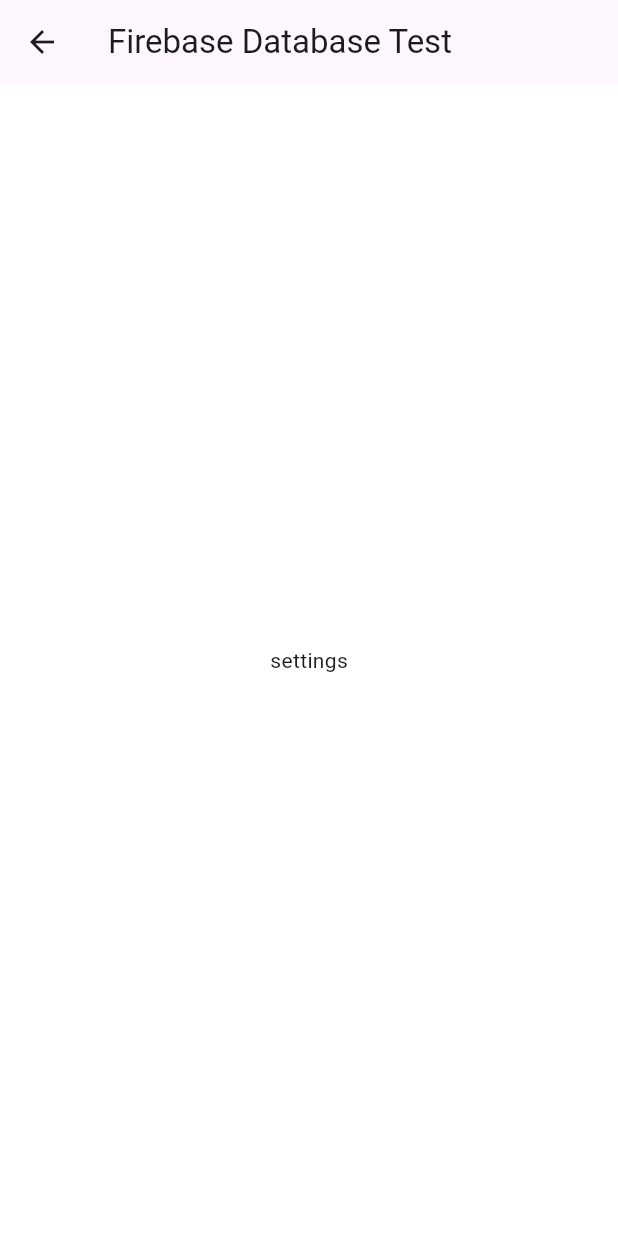
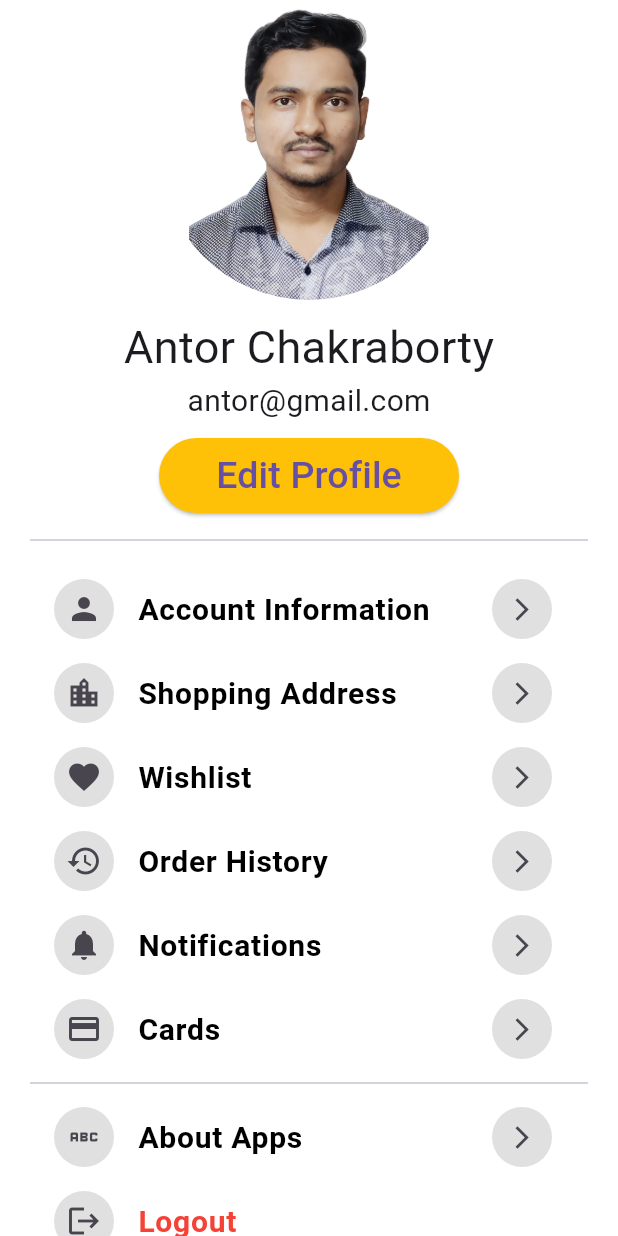
Before and after one commit to ant6000/footwear, a Flutter app: the Settings widget shown alone on an empty page, opened directly, on a phone screen of 412 x 824 dp. Run offline on Flutter 3.47's test engine with Material 2 defaults, Android fonts, the light colour scheme and no system bars; our stand-ins replace cloud_firestore, firebase_auth, firebase_core, firebase_database; accounts and stored records are empty; network calls fail.

Commit message:
profile page added

```diff
--- a/lib/main.dart
+++ b/lib/main.dart
@@ -34,10 +34,10 @@
       ),
       debugShowCheckedModeBanner: false,
       routes: {
-        '/': (_) => LogIn(),
-        '/homepage':(context) =>const HomePage(),
-        '/register':(context) => Register(),
-        '/login':(context) => LogIn(),
+        '/': (_) => HomePage(),
+        // '/homepage':(context) =>const HomePage(),
+        // '/register':(context) => Register(),
+        // '/login':(context) => LogIn(),
       },
     );
   }
--- a/lib/model/catagory_model.dart
+++ b/lib/model/catagory_model.dart
@@ -1,3 +1,5 @@
+import 'package:flutter/material.dart';
+
 class CatagoryModel {
   String name;
   String imageUrl;
@@ -5,11 +7,18 @@
   bool isSelected;
 
   CatagoryModel(
-  {required this.name, required this.imageUrl, required this.index,this.isSelected = false});
+      {required this.name,
+      required this.imageUrl,
+      required this.index,
+      this.isSelected = false});
 }
 
 final List<CatagoryModel> catagories = [
-  CatagoryModel(name: 'All Shoes', imageUrl: 'images/snikers1.png', index: 0, isSelected: true),
+  CatagoryModel(
+      name: 'All Shoes',
+      imageUrl: 'images/snikers1.png',
+      index: 0,
+      isSelected: true),
   CatagoryModel(name: 'Snikers', imageUrl: 'images/snikers1.png', index: 1),
   CatagoryModel(name: 'Sports', imageUrl: 'images/snikers3.png', index: 2),
   CatagoryModel(name: 'Loper', imageUrl: 'images/snikers4.png', index: 3),
@@ -25,3 +34,22 @@
 List<CatagoryModel> get getCategoriesList {
   return catagories;
 }
+
+class Settings {
+  String name;
+  String iconurl;
+  Settings(this.name, this.iconurl);
+}
+
+final List<Settings> settingslist = [
+  Settings('Edit Profile', 'Icons.settings'),
+  Settings('Shoping address', 'Icons.settings'),
+  Settings('Wishlist', 'Icons.settings'),
+  Settings('Order history', 'Icons.settings'),
+  Settings('Notifications', 'Icons.settings'),
+  Settings('Cards', 'Icons.settings'),
+];
+
+List<Settings> getSettingsList(){
+  return settingslist;
+}
--- a/lib/screens/settings.dart
+++ b/lib/screens/settings.dart
@@ -1,35 +1,62 @@
 import 'package:flutter/material.dart';
+import 'package:footwear/widgets/setting_tile.dart';
 
 class Settings extends StatelessWidget {
   const Settings({super.key});
   @override
   Widget build(BuildContext context) {
-    return Scaffold(
-      appBar: AppBar(
-        title: const Text('Firebase Database Test'),
-      ),
-      body: const Center(
-        child: Text('settings')
+    return SingleChildScrollView(
+      child: Padding(
+        padding: const EdgeInsets.symmetric(horizontal: 20),
+        child: Container(
+          child: Column(
+            children: [
+              SizedBox(
+                height: 200,
+                width: 200,
+                child: ClipRRect(
+                  borderRadius: BorderRadius.circular(100),
+                  child: const Image(
+                    image: AssetImage('images/antor.png'),
+                  ),
+                ),
+              ),
+              const SizedBox(height: 10),
+              const Text(
+                'Antor Chakraborty',
+                style: TextStyle(fontSize: 30),
+              ),
+              const Text('antor@gmail.com', style: TextStyle(fontSize: 20)),
+              const SizedBox(height: 10),
+              SizedBox(
+                width: 200,
+                height: 50,
+                child: ElevatedButton(
+                  onPressed: () {},
+                  style: ElevatedButton.styleFrom(
+                    backgroundColor: Colors.amber,
+                    shape: const StadiumBorder()),
+                  child: Text('Edit Profile',style: TextStyle(
+                    fontSize: 25
+                  ),),
+                ),
+              ),
+              const SizedBox(height: 10),
+              const Divider(),
+              const SizedBox(height: 10),
+              SettingsTile(title: 'Account Information',color: Colors.black,icon: Icons.person,endIcon: true,onpress: () {},),
+              SettingsTile(title: 'Shopping Address',color: Colors.black,icon: Icons.location_city,endIcon: true,onpress: () {},),
+              SettingsTile(title: 'Wishlist',color: Colors.black,icon: Icons.favorite,endIcon: true,onpress: () {},),
+              SettingsTile(title: 'Order History',color: Colors.black,icon: Icons.history,endIcon: true,onpress: () {},),
+              SettingsTile(title: 'Notifications',color: Colors.black,icon: Icons.notifications,endIcon: true,onpress: () {},),
+              SettingsTile(title: 'Cards',color: Colors.black,icon: Icons.credit_card_outlined,endIcon: true,onpress: () {},),
+              const Divider(),
+              SettingsTile(title: 'About Apps',color: Colors.black,icon: Icons.abc,endIcon: true,onpress: () {},),
+              SettingsTile(title: 'Logout',color: Colors.red,icon: Icons.logout,endIcon: false,onpress: () {},),
+            ],
+          ),
+        ),
       ),
     );
   }
 }
-
-
-// Column(
-//       children: [
-//         Expanded(
-//           child: FirebaseAnimatedList(
-//               query: ref,
-//               scrollDirection: Axis.vertical,
-//               itemBuilder: (context, snapshot, animaion, index) {
-//                 //print('onChildAdded: ${snapshot.key}');
-//                 return ListTile(
-//                   title: Text(snapshot.child('Title').value.toString()),
-//                   trailing: Text(snapshot.child('Price').value.toString()),
-//                   subtitle: Text(snapshot.child('Productid').value.toString()),
-//                 );
-//               }),
-//         ),
-//       ],
-//     );
--- /dev/null
+++ b/lib/widgets/setting_tile.dart
@@ -0,0 +1,42 @@
+import 'package:flutter/material.dart';
+
+class SettingsTile extends StatelessWidget {
+  const SettingsTile(
+      {super.key,
+      required this.title,
+      required this.icon,
+      required this.onpress,
+      required this.color,
+      required this.endIcon});
+  final String title;
+  final IconData icon;
+  final VoidCallback onpress;
+  final bool endIcon;
+  final Color color;
+  @override
+  Widget build(BuildContext context) {
+    return ListTile(
+      onTap: onpress,
+      leading: Container(
+        height: 40,
+        width: 40,
+        decoration: BoxDecoration(
+          color: Colors.black12,
+          borderRadius: BorderRadius.circular(100),
+        ),
+        child: Icon(icon),
+      ),
+      title: Text(
+        title,
+        style: TextStyle(fontSize: 20, fontWeight: FontWeight.bold, color: color),
+      ),
+      trailing:endIcon? Container(
+        height: 40,
+        width: 40,
+        decoration: BoxDecoration(
+            borderRadius: BorderRadius.circular(100), color: Colors.black12),
+        child: const Icon(Icons.arrow_forward_ios, size: 18),
+      ):null,
+    );
+  }
+}
```
Also changed, not shown: images/antor.png (added).
